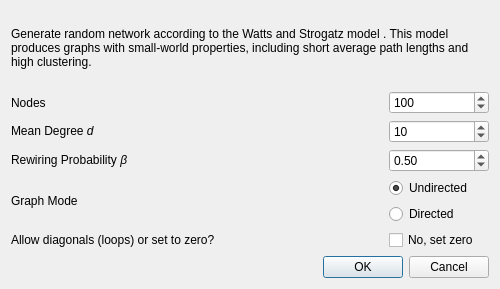
Old version of the form src/forms/randsmallworlddialog.ui in the repository socnetv/app.
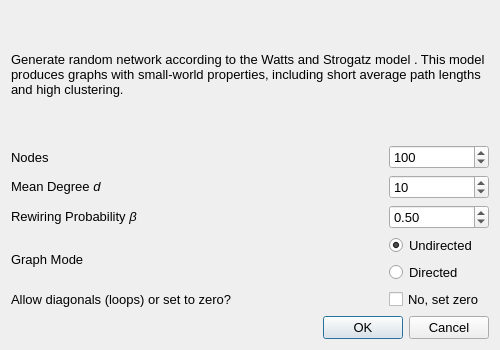
New version of the form.

Commit message: fixed fonts/geometry in dialogs

Patch:
```diff
--- a/src/forms/randsmallworlddialog.ui
+++ b/src/forms/randsmallworlddialog.ui
@@ -7,13 +7,25 @@
     <x>0</x>
     <y>0</y>
     <width>500</width>
-    <height>289</height>
+    <height>350</height>
    </rect>
   </property>
+  <property name="sizePolicy">
+   <sizepolicy hsizetype="Minimum" vsizetype="Minimum">
+    <horstretch>0</horstretch>
+    <verstretch>0</verstretch>
+   </sizepolicy>
+  </property>
   <property name="minimumSize">
    <size>
     <width>500</width>
-    <height>0</height>
+    <height>350</height>
+   </size>
+  </property>
+  <property name="maximumSize">
+   <size>
+    <width>550</width>
+    <height>400</height>
    </size>
   </property>
   <property name="windowTitle">
@@ -36,6 +48,7 @@
      </property>
      <property name="font">
       <font>
+       <pointsize>10</pointsize>
        <weight>50</weight>
        <italic>false</italic>
        <bold>false</bold>
@@ -78,6 +91,11 @@
          <height>0</height>
         </size>
        </property>
+       <property name="font">
+        <font>
+         <pointsize>10</pointsize>
+        </font>
+       </property>
        <property name="text">
         <string>Nodes</string>
        </property>
@@ -97,6 +115,11 @@
          <height>0</height>
         </size>
        </property>
+       <property name="font">
+        <font>
+         <pointsize>10</pointsize>
+        </font>
+       </property>
        <property name="toolTip">
         <string>&lt;html&gt;&lt;head/&gt;&lt;body&gt;&lt;p&gt;The resulting graph will have N nodes and N*d/2 edges&lt;/p&gt;&lt;/body&gt;&lt;/html&gt;</string>
        </property>
@@ -132,6 +155,11 @@
          <height>0</height>
         </size>
        </property>
+       <property name="font">
+        <font>
+         <pointsize>10</pointsize>
+        </font>
+       </property>
        <property name="text">
         <string>&lt;html&gt;&lt;head/&gt;&lt;body&gt;&lt;p&gt;Mean Degree &lt;span style=&quot; font-style:italic;&quot;&gt;d&lt;/span&gt;&lt;/p&gt;&lt;/body&gt;&lt;/html&gt;</string>
        </property>
@@ -145,6 +173,11 @@
          <height>0</height>
         </size>
        </property>
+       <property name="font">
+        <font>
+         <pointsize>10</pointsize>
+        </font>
+       </property>
        <property name="toolTip">
         <string>&lt;html&gt;&lt;head/&gt;&lt;body&gt;&lt;p&gt;This is the mean edge degree each new node will have&lt;/p&gt;&lt;/body&gt;&lt;/html&gt;</string>
        </property>
@@ -180,6 +213,11 @@
          <height>0</height>
         </size>
        </property>
+       <property name="font">
+        <font>
+         <pointsize>10</pointsize>
+        </font>
+       </property>
        <property name="text">
         <string>&lt;html&gt;&lt;head/&gt;&lt;body&gt;&lt;p&gt;Rewiring Probability &lt;span style=&quot; font-style:italic;&quot;&gt;β&lt;/span&gt;&lt;/p&gt;&lt;/body&gt;&lt;/html&gt;</string>
        </property>
@@ -199,6 +237,11 @@
          <height>0</height>
         </size>
        </property>
+       <property name="font">
+        <font>
+         <pointsize>10</pointsize>
+        </font>
+       </property>
        <property name="minimum">
         <double>0.010000000000000</double>
        </property>
@@ -233,6 +276,7 @@
        </property>
        <property name="font">
         <font>
+         <pointsize>10</pointsize>
          <weight>50</weight>
          <bold>false</bold>
         </font>
@@ -260,6 +304,7 @@
          </property>
          <property name="font">
           <font>
+           <pointsize>10</pointsize>
            <italic>false</italic>
            <underline>false</underline>
            <strikeout>false</strikeout>
@@ -290,6 +335,11 @@
            <height>0</height>
           </size>
          </property>
+         <property name="font">
+          <font>
+           <pointsize>10</pointsize>
+          </font>
+         </property>
          <property name="text">
           <string>Directed</string>
          </property>
@@ -318,6 +368,11 @@
          <height>0</height>
         </size>
        </property>
+       <property name="font">
+        <font>
+         <pointsize>10</pointsize>
+        </font>
+       </property>
        <property name="text">
         <string>Allow diagonals (loops) or set to zero?</string>
        </property>
@@ -339,6 +394,11 @@
            <height>0</height>
           </size>
          </property>
+         <property name="font">
+          <font>
+           <pointsize>10</pointsize>
+          </font>
+         </property>
          <property name="text">
           <string>No, set zero</string>
          </property>
@@ -353,6 +413,11 @@
    </item>
    <item row="6" column="0">
     <widget class="QDialogButtonBox" name="buttonBox">
+     <property name="font">
+      <font>
+       <pointsize>10</pointsize>
+      </font>
+     </property>
      <property name="orientation">
       <enum>Qt::Horizontal</enum>
      </property>
```
The commit also changes 6 other files.
